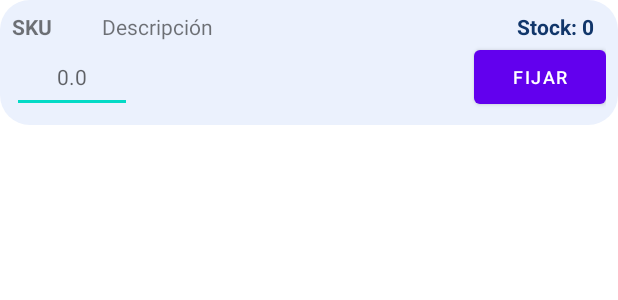
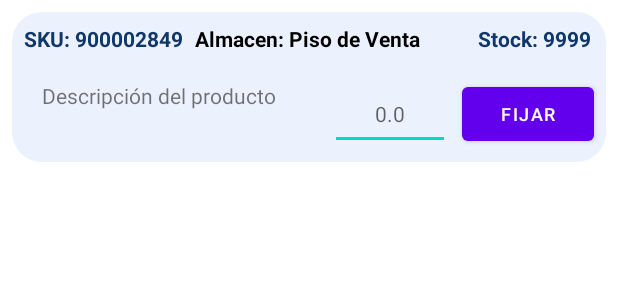
Before and after one commit to dahlanGale/InventoryToolsManagment, an Android app: the layout viewholder_conteo.xml on its own in the app's theme, with its tools: preview values and no code run, on a phone screen of 412 x 824 dp. Shown: the top 300 px of the screen. Run offline under Robolectric (Android 15) with nearby library versions, the phone set to English and light mode, and no system bars.

Commit message:
Modificación de apartado visual del conteo en ConteoActivity

```diff
--- a/app/src/main/java/com/ioe_enterprice/inventorytoolsmanagment/Activity/ConteoActivity.java
+++ b/app/src/main/java/com/ioe_enterprice/inventorytoolsmanagment/Activity/ConteoActivity.java
@@ -1,5 +1,7 @@
 package com.ioe_enterprice.inventorytoolsmanagment.Activity;
 
+import android.app.Activity;
+import android.content.Intent;
 import android.os.Bundle;
 import android.util.Log;
 import android.widget.TextView;
@@ -95,4 +97,12 @@ public class ConteoActivity extends AppCompatActivity {
         });
         executor.shutdown();
     }
+
+    @Override
+    public void onBackPressed() {
+        Intent resultIntent = new Intent();
+        setResult(Activity.RESULT_OK, resultIntent); // 🔹 Indica que hay datos actualizados
+        finish(); // Cierra la actividad y regresa al MainActivity
+    }
+
 }
--- a/app/src/main/java/com/ioe_enterprice/inventorytoolsmanagment/Activity/MainActivity.java
+++ b/app/src/main/java/com/ioe_enterprice/inventorytoolsmanagment/Activity/MainActivity.java
@@ -126,7 +126,7 @@ public class MainActivity extends AppCompatActivity {
                 runOnUiThread(() -> {
                     inventoryList.clear();
                     inventoryList.addAll(tempList);
-                    adapter.updateFullList(); // ✅ Mostrar automáticamente los primeros 4 elementos
+                    adapter.updateFullList(); // Mostrar automáticamente los primeros 4 elementos
                 });
 
             } catch (Exception e) {
@@ -135,4 +135,11 @@ public class MainActivity extends AppCompatActivity {
         });
         executor.shutdown();
     }
+
+    @Override
+    protected void onResume() {
+        super.onResume();
+        loadActiveInventories();  // Recarga los inventarios al volver a MainActivity
+    }
+
 }
--- a/app/src/main/res/layout/viewholder_conteo.xml
+++ b/app/src/main/res/layout/viewholder_conteo.xml
@@ -2,41 +2,51 @@
 <androidx.constraintlayout.widget.ConstraintLayout xmlns:android="http://schemas.android.com/apk/res/android"
     xmlns:app="http://schemas.android.com/apk/res-auto"
     xmlns:tools="http://schemas.android.com/tools"
+    android:id="@+id/descripcionTxt"
     android:layout_width="match_parent"
-    android:layout_height="wrap_content"
-    android:background="@drawable/light_background"
-    android:padding="8dp">
+    android:layout_height="100dp"
+    android:layout_margin="8dp"
+    android:background="@drawable/light_background">
 
     <!-- SKU -->
     <TextView
         android:id="@+id/skuTxt"
-        android:layout_width="60dp"
+        android:layout_width="wrap_content"
         android:layout_height="wrap_content"
-        android:text="SKU"
+        android:layout_marginStart="8dp"
+        android:layout_marginTop="8dp"
+        android:text="SKU: 900002849"
+        android:textColor="@color/dark_blue"
         android:textSize="14sp"
+
         android:textStyle="bold"
+        app:layout_constraintHorizontal_weight="2"
         app:layout_constraintStart_toStartOf="parent"
         app:layout_constraintTop_toTopOf="parent" />
 
-    <!-- Descripción -->
+    <!-- Almacén -->
     <TextView
-        android:id="@+id/descripcionTxt"
-        android:layout_width="0dp"
-        android:layout_height="wrap_content"
-        android:layout_weight="1"
-        android:text="Descripción"
+        android:id="@+id/almacenTxt"
+        android:layout_width="160dp"
+        android:layout_height="16dp"
+        android:layout_marginStart="8dp"
+        android:layout_marginTop="8dp"
+        android:text="Almacen: Piso de Venta"
+        android:textColor="@color/black"
         android:textSize="14sp"
-        app:layout_constraintEnd_toStartOf="@+id/stockTotalTxt"
+        android:textStyle="bold"
         app:layout_constraintStart_toEndOf="@+id/skuTxt"
         app:layout_constraintTop_toTopOf="parent" />
 
-    <!-- Stock Total -->
+    <!-- Stock Total (Ahora está en la parte superior, más compacto) -->
     <TextView
         android:id="@+id/stockTotalTxt"
-        android:layout_width="wrap_content"
+        android:layout_width="80dp"
         android:layout_height="wrap_content"
+        android:layout_marginTop="8dp"
         android:layout_marginEnd="8dp"
-        android:text="Stock: 0"
+        android:gravity="center"
+        android:text="Stock: 9999"
         android:textColor="@color/dark_blue"
         android:textSize="14sp"
         android:textStyle="bold"
@@ -44,27 +54,45 @@
         app:layout_constraintTop_toTopOf="parent" />
 
     <!-- Cantidad Contada (Editable) -->
+    <TextView
+        android:id="@+id/textView"
+        android:layout_width="wrap_content"
+        android:layout_height="wrap_content"
+        android:layout_marginEnd="16dp"
+        android:layout_marginBottom="16dp"
+        android:ellipsize="end"
+        android:maxLines="2"
+        android:text="Descripción del producto"
+        android:textSize="14sp"
+        app:layout_constraintBottom_toBottomOf="parent"
+        app:layout_constraintEnd_toStartOf="@+id/ctdContadaEdit"
+        app:layout_constraintStart_toStartOf="parent"
+        app:layout_constraintTop_toBottomOf="@+id/skuTxt" />
+
     <EditText
         android:id="@+id/ctdContadaEdit"
         android:layout_width="80dp"
         android:layout_height="48dp"
+        android:layout_marginEnd="8dp"
+        android:layout_marginBottom="8dp"
         android:gravity="center"
         android:hint="0.0"
         android:inputType="numberDecimal"
         android:textSize="14sp"
-        app:layout_constraintStart_toStartOf="@+id/skuTxt"
-        app:layout_constraintTop_toBottomOf="@+id/skuTxt" />
+        app:layout_constraintBottom_toBottomOf="parent"
+        app:layout_constraintEnd_toStartOf="@id/btnSetStock" />
 
-    <!-- Botón para fijar cantidad de stock -->
+    <!-- Botón para fijar cantidad de stock (ahora en la esquina inferior derecha) -->
     <Button
         android:id="@+id/btnSetStock"
         android:layout_width="wrap_content"
         android:layout_height="wrap_content"
+        android:layout_marginEnd="8dp"
+        android:layout_marginBottom="8dp"
         android:padding="4dp"
         android:text="Fijar"
         android:textSize="12sp"
         app:layout_constraintBottom_toBottomOf="parent"
-        app:layout_constraintEnd_toEndOf="parent"
-        app:layout_constraintTop_toBottomOf="@+id/stockTotalTxt" />
+        app:layout_constraintEnd_toEndOf="parent" />
 
 </androidx.constraintlayout.widget.ConstraintLayout>
```
